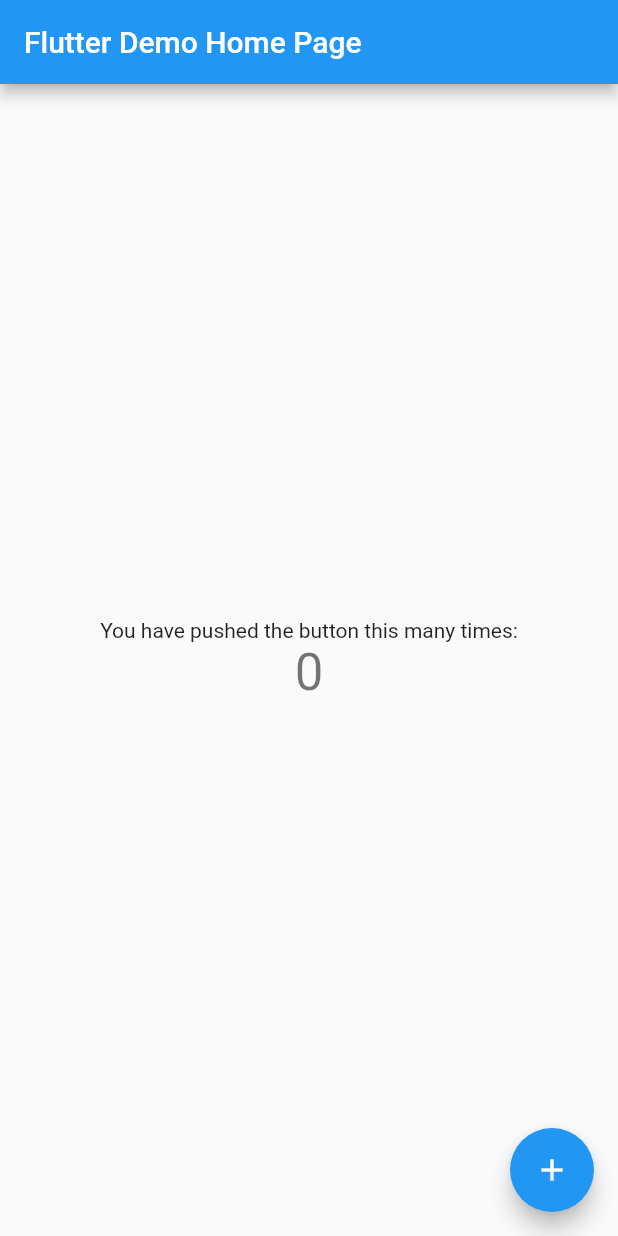
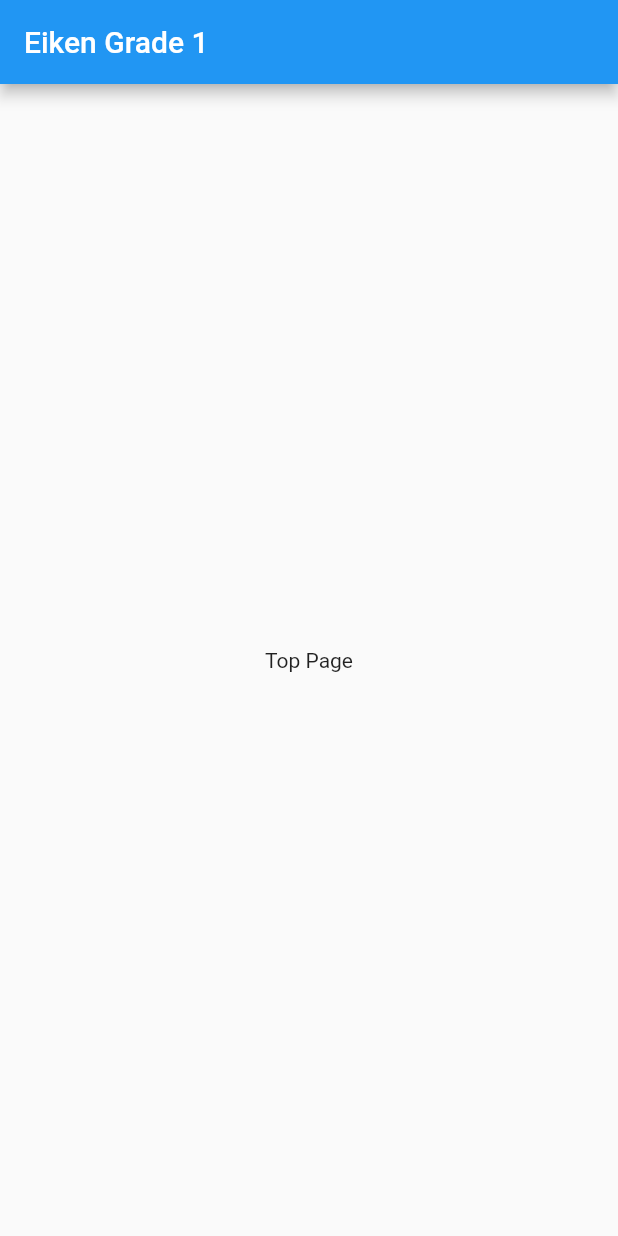
Before and after one commit to neutron0831/eiken-grade-1, a Flutter app: the screen it shows after launch, on a phone screen of 412 x 824 dp. Run offline on Flutter 3.47's test engine with Material 2 defaults, Android fonts, the phone set to English and light mode, and no system bars.

Commit message:
✨ Add TopPage

```diff
--- a/lib/main.dart
+++ b/lib/main.dart
@@ -1,3 +1,4 @@
+import 'package:eiken_grade_1/pages/top_page.dart';
 import 'package:flutter/material.dart';
 
 void main() {
@@ -7,109 +8,15 @@
 class MyApp extends StatelessWidget {
   const MyApp({Key? key}) : super(key: key);
 
-  // This widget is the root of your application.
   @override
   Widget build(BuildContext context) {
     return MaterialApp(
+      debugShowCheckedModeBanner: false,
       title: 'Flutter Demo',
       theme: ThemeData(
-        // This is the theme of your application.
-        //
-        // Try running your application with "flutter run". You'll see the
-        // application has a blue toolbar. Then, without quitting the app, try
-        // changing the primarySwatch below to Colors.green and then invoke
-        // "hot reload" (press "r" in the console where you ran "flutter run",
-        // or simply save your changes to "hot reload" in a Flutter IDE).
-        // Notice that the counter didn't reset back to zero; the application
-        // is not restarted.
         primarySwatch: Colors.blue,
       ),
-      home: const MyHomePage(title: 'Flutter Demo Home Page'),
+      home: const TopPage(),
     );
   }
 }
-
-class MyHomePage extends StatefulWidget {
-  const MyHomePage({Key? key, required this.title}) : super(key: key);
-
-  // This widget is the home page of your application. It is stateful, meaning
-  // that it has a State object (defined below) that contains fields that affect
-  // how it looks.
-
-  // This class is the configuration for the state. It holds the values (in this
-  // case the title) provided by the parent (in this case the App widget) and
-  // used by the build method of the State. Fields in a Widget subclass are
-  // always marked "final".
-
-  final String title;
-
-  @override
-  State<MyHomePage> createState() => _MyHomePageState();
-}
-
-class _MyHomePageState extends State<MyHomePage> {
-  int _counter = 0;
-
-  void _incrementCounter() {
-    setState(() {
-      // This call to setState tells the Flutter framework that something has
-      // changed in this State, which causes it to rerun the build method below
-      // so that the display can reflect the updated values. If we changed
-      // _counter without calling setState(), then the build method would not be
-      // called again, and so nothing would appear to happen.
-      _counter++;
-    });
-  }
-
-  @override
-  Widget build(BuildContext context) {
-    // This method is rerun every time setState is called, for instance as done
-    // by the _incrementCounter method above.
-    //
-    // The Flutter framework has been optimized to make rerunning build methods
-    // fast, so that you can just rebuild anything that needs updating rather
-    // than having to individually change instances of widgets.
-    return Scaffold(
-      appBar: AppBar(
-        // Here we take the value from the MyHomePage object that was created by
-        // the App.build method, and use it to set our appbar title.
-        title: Text(widget.title),
-      ),
-      body: Center(
-        // Center is a layout widget. It takes a single child and positions it
-        // in the middle of the parent.
-        child: Column(
-          // Column is also a layout widget. It takes a list of children and
-          // arranges them vertically. By default, it sizes itself to fit its
-          // children horizontally, and tries to be as tall as its parent.
-          //
-          // Invoke "debug painting" (press "p" in the console, choose the
-          // "Toggle Debug Paint" action from the Flutter Inspector in Android
-          // Studio, or the "Toggle Debug Paint" command in Visual Studio Code)
-          // to see the wireframe for each widget.
-          //
-          // Column has various properties to control how it sizes itself and
-          // how it positions its children. Here we use mainAxisAlignment to
-          // center the children vertically; the main axis here is the vertical
-          // axis because Columns are vertical (the cross axis would be
-          // horizontal).
-          mainAxisAlignment: MainAxisAlignment.center,
-          children: <Widget>[
-            const Text(
-              'You have pushed the button this many times:',
-            ),
-            Text(
-              '$_counter',
-              style: Theme.of(context).textTheme.headline4,
-            ),
-          ],
-        ),
-      ),
-      floatingActionButton: FloatingActionButton(
-        onPressed: _incrementCounter,
-        tooltip: 'Increment',
-        child: const Icon(Icons.add),
-      ), // This trailing comma makes auto-formatting nicer for build methods.
-    );
-  }
-}
--- /dev/null
+++ b/lib/pages/top_page.dart
@@ -0,0 +1,17 @@
+import 'package:flutter/material.dart';
+
+class TopPage extends StatefulWidget {
+  const TopPage({Key? key}) : super(key: key);
+
+  @override
+  State<TopPage> createState() => _TopPageState();
+}
+
+class _TopPageState extends State<TopPage> {
+  @override
+  Widget build(BuildContext context) {
+    return Scaffold(
+        appBar: AppBar(title: const Text('Eiken Grade 1')),
+        body: const Center(child: Text('Top Page')));
+  }
+}
```
